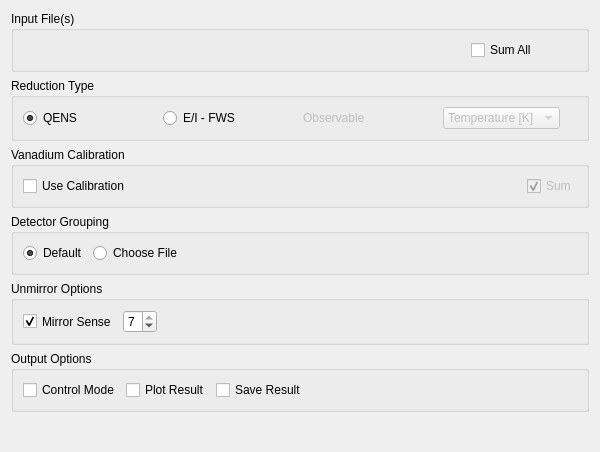
mantidproject/mantid, file MantidQt/CustomInterfaces/inc/MantidQtCustomInterfaces/Indirect/ILLEnergyTransfer.ui: the form before one commit.
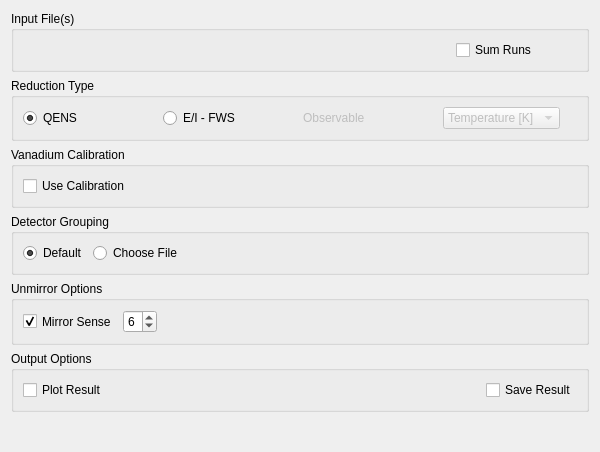
The form after the commit. Custom widgets are drawn as their Qt base class.

The edit to the form file:
```diff
--- a/MantidQt/CustomInterfaces/inc/MantidQtCustomInterfaces/Indirect/ILLEnergyTransfer.ui
+++ b/MantidQt/CustomInterfaces/inc/MantidQtCustomInterfaces/Indirect/ILLEnergyTransfer.ui
@@ -75,7 +75,7 @@
          <string>Sum the input files</string>
         </property>
         <property name="text">
-         <string>Sum All</string>
+         <string>Sum Runs</string>
         </property>
         <property name="checked">
          <bool>false</bool>
@@ -216,22 +216,6 @@
         </property>
        </widget>
       </item>
-      <item alignment="Qt::AlignVCenter">
-       <widget class="QCheckBox" name="ckCalibSum">
-        <property name="enabled">
-         <bool>false</bool>
-        </property>
-        <property name="toolTip">
-         <string>Sum calibration files</string>
-        </property>
-        <property name="text">
-         <string>Sum</string>
-        </property>
-        <property name="checked">
-         <bool>true</bool>
-        </property>
-       </widget>
-      </item>
      </layout>
     </widget>
    </item>
@@ -361,22 +345,25 @@
          <number>7</number>
         </property>
         <property name="value">
-         <number>7</number>
+         <number>6</number>
         </property>
        </widget>
       </item>
       <item>
-       <spacer name="horizontalSpacer">
-        <property name="orientation">
-         <enum>Qt::Horizontal</enum>
+       <widget class="MantidQt::MantidWidgets::MWRunFiles" name="rfVanadiumRun" native="true">
+        <property name="enabled">
+         <bool>true</bool>
         </property>
-        <property name="sizeHint" stdset="0">
-         <size>
-          <width>40</width>
-          <height>20</height>
-         </size>
+        <property name="sizePolicy">
+         <sizepolicy hsizetype="Expanding" vsizetype="Preferred">
+          <horstretch>0</horstretch>
+          <verstretch>0</verstretch>
+         </sizepolicy>
         </property>
-       </spacer>
+        <property name="label" stdset="0">
+         <string>Vanadium Run</string>
+        </property>
+       </widget>
       </item>
      </layout>
     </widget>
@@ -387,29 +374,10 @@
       <string>Output Options</string>
      </property>
      <layout class="QHBoxLayout" name="horizontalLayout">
-      <item>
-       <widget class="QCheckBox" name="ckControlMode">
-        <property name="sizePolicy">
-         <sizepolicy hsizetype="Fixed" vsizetype="Maximum">
-          <horstretch>0</horstretch>
-          <verstretch>0</verstretch>
-         </sizepolicy>
-        </property>
-        <property name="toolTip">
-         <string>Output intermediate workspaces along with the final reduced one</string>
-        </property>
-        <property name="text">
-         <string>Control Mode</string>
-        </property>
-        <property name="checked">
-         <bool>false</bool>
-        </property>
-       </widget>
-      </item>
       <item>
        <widget class="QCheckBox" name="ckPlot">
         <property name="sizePolicy">
-         <sizepolicy hsizetype="Fixed" vsizetype="Preferred">
+         <sizepolicy hsizetype="Maximum" vsizetype="Preferred">
           <horstretch>0</horstretch>
           <verstretch>0</verstretch>
          </sizepolicy>
@@ -422,10 +390,23 @@
         </property>
        </widget>
       </item>
-      <item alignment="Qt::AlignLeft|Qt::AlignVCenter">
+      <item>
+       <spacer name="horizontalSpacer">
+        <property name="orientation">
+         <enum>Qt::Horizontal</enum>
+        </property>
+        <property name="sizeHint" stdset="0">
+         <size>
+          <width>359</width>
+          <height>20</height>
+         </size>
+        </property>
+       </spacer>
+      </item>
+      <item>
        <widget class="QCheckBox" name="ckSave">
         <property name="sizePolicy">
-         <sizepolicy hsizetype="Fixed" vsizetype="Maximum">
+         <sizepolicy hsizetype="Preferred" vsizetype="Maximum">
           <horstretch>0</horstretch>
           <verstretch>0</verstretch>
          </sizepolicy>
```
Left out of the diff: 32 changed lines with no effect on the pictures.
